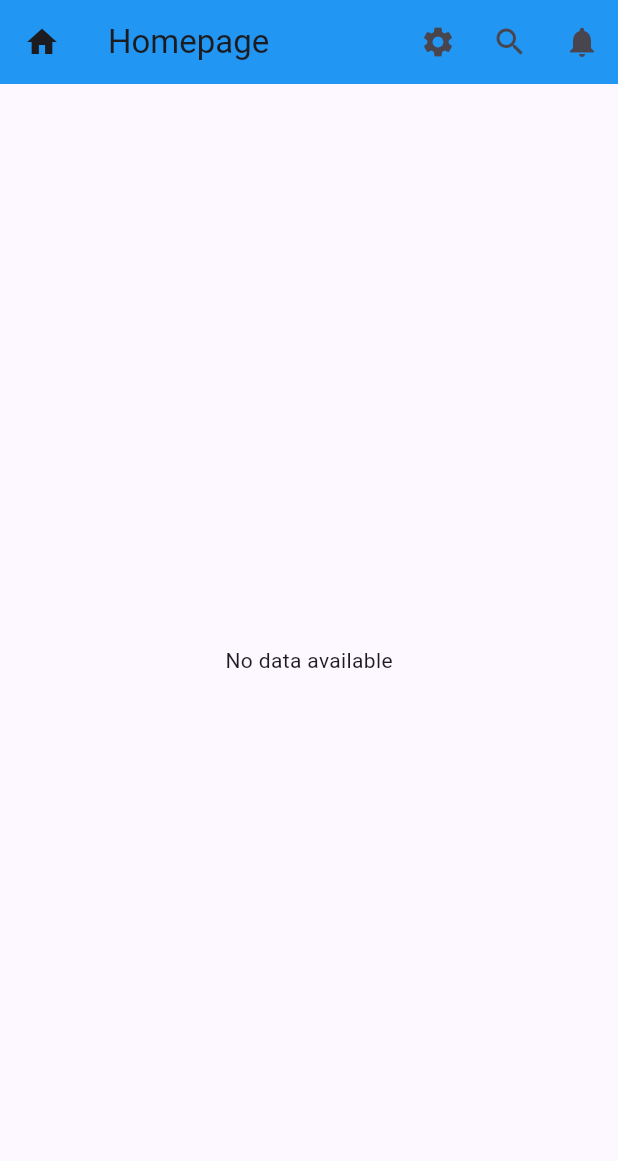
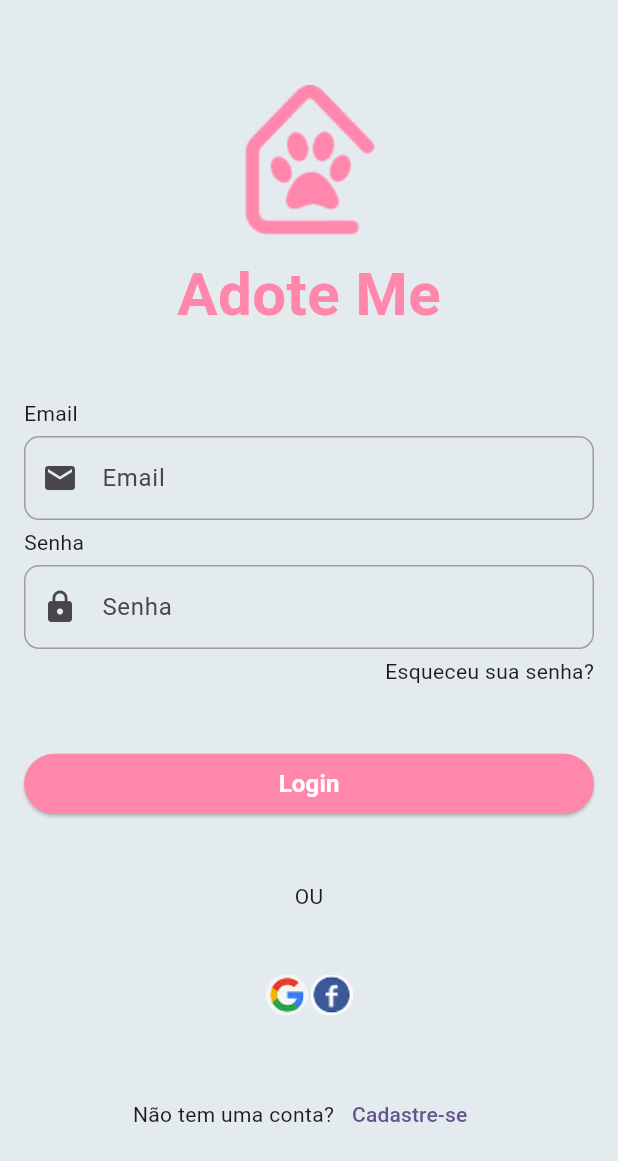
Before and after one commit to waltereidi/unimar_flutter, a Flutter app: the screen it shows after launch, on a phone screen of 412 x 824 dp. Shown: the top 1161 px of the screen. Run offline on Flutter 3.47's test engine with Material 3 defaults, Android fonts, the phone set to English and light mode, and no system bars.

Commit message:
part 1 manha - revisar e montar tela de login|

```diff
--- a/lib/main.dart
+++ b/lib/main.dart
@@ -2,7 +2,8 @@
 // Import the Flutter Material package
 // This package provides the Material Design widgets and themes.
 import 'package:flutter/material.dart';
-import 'package:unimar_sab_19/views/homepage/homepage.dart';
+import 'package:unimar_sab_19/views/login/login_page.dart';
+import 'package:unimar_sab_19/views/product/product_page.dart';
 
 void main() {
   runApp(const MyApp());
@@ -20,7 +21,7 @@ class MyApp extends StatelessWidget {
           seedColor: const Color.fromARGB(255, 91, 8, 234),
         ),
       ),
-      home: Homepage(),
+      home: LoginPage(),
     );
   }
 }
--- a/lib/models/user_app.dart
+++ b/lib/models/user_app.dart
@@ -1,11 +1,11 @@
 //? => aceita ser null
 
 class UserApp {
-  String? id;
+  String id;
   String? name;
   String? email;
   String? imageUrl;
   String? role;
 
-  UserApp({this.id, this.name, this.email, this.imageUrl, this.role});
+  UserApp({required this.id, this.name, this.email, this.imageUrl, this.role});
 }
--- /dev/null
+++ b/lib/views/login/login_page.dart
@@ -0,0 +1,106 @@
+import 'package:flutter/material.dart';
+import 'package:unimar_sab_19/views/login/utils/functions.dart';
+
+class LoginPage extends StatelessWidget {
+  const LoginPage({super.key});
+
+  @override
+  Widget build(BuildContext context) {
+    return Scaffold(
+      body: Container(
+        color: const Color.fromARGB(255, 228, 235, 238),
+        padding: const EdgeInsets.all(16.0),
+        child: Column(
+          mainAxisAlignment: MainAxisAlignment.spaceEvenly,
+          crossAxisAlignment: CrossAxisAlignment.center,
+          children: [
+            Column(
+              children: [
+                Image.asset("assets/images/logo.png"),
+                Text(
+                  "Adote Me",
+                  style: TextStyle(
+                    fontSize: 40,
+                    fontWeight: FontWeight.bold,
+                    color: Color(0xFFFF87AB),
+                  ),
+                ),
+              ],
+            ),
+
+            Column(
+              spacing: 5,
+              mainAxisAlignment: MainAxisAlignment.start,
+              crossAxisAlignment: CrossAxisAlignment.start,
+              children: [
+                Text("Email"),
+                TextField(
+                  decoration: inputDecoration(
+                    labelText: "Email",
+                    prefixIcon: Icon(Icons.email),
+                    hintText: "Digite seu email",
+                  ),
+                ),
+                Text("Senha"),
+                TextField(
+                  decoration: inputDecoration(
+                    labelText: "Senha",
+                    prefixIcon: Icon(Icons.lock),
+                    hintText: "Digite sua senha",
+                  ),
+                ),
+                GestureDetector(
+                  onTap: () => print("Esqueceu sua senha?"),
+                  child: Row(
+                    mainAxisAlignment: MainAxisAlignment.end,
+                    children: [Text("Esqueceu sua senha?")],
+                  ),
+                ),
+              ],
+            ),
+
+            SizedBox(
+              width: double.infinity,
+              child: ElevatedButton(
+                onPressed: () {},
+                style: ElevatedButton.styleFrom(
+                  backgroundColor: Color(0xFFFF87AB),
+                  shape: RoundedRectangleBorder(
+                    borderRadius: BorderRadius.circular(50.0),
+                  ),
+                ),
+                child: Text(
+                  "Login",
+                  style: TextStyle(
+                    color: Colors.white,
+                    fontSize: 16,
+                    fontWeight: FontWeight.bold,
+                  ),
+                ),
+              ),
+            ),
+            Text("OU"),
+            Row(
+              mainAxisAlignment: MainAxisAlignment.center,
+              children: [
+                Image.asset("assets/images/google.png", width: 30, height: 30),
+                Image.asset(
+                  "assets/images/facebook.png",
+                  width: 30,
+                  height: 30,
+                ),
+              ],
+            ),
+            Row(
+              mainAxisAlignment: MainAxisAlignment.center,
+              children: [
+                Text("Não tem uma conta?"),
+                TextButton(onPressed: () {}, child: Text("Cadastre-se")),
+              ],
+            ),
+          ],
+        ),
+      ),
+    );
+  }
+}
--- /dev/null
+++ b/lib/views/login/utils/functions.dart
@@ -0,0 +1,22 @@
+import 'package:flutter/material.dart';
+
+InputDecoration inputDecoration({
+  required String labelText,
+  String? hintText,
+  required Widget prefixIcon,
+}) {
+  return InputDecoration(
+    prefixIcon: prefixIcon,
+    enabledBorder: OutlineInputBorder(
+      borderSide: BorderSide(color: Colors.grey),
+      borderRadius: BorderRadius.circular(10.0),
+    ),
+    focusedBorder: OutlineInputBorder(
+      borderSide: BorderSide(color: Color(0xFFFF87AB)),
+      borderRadius: BorderRadius.circular(10.0),
+    ),
+    border: OutlineInputBorder(borderRadius: BorderRadius.circular(10.0)),
+    hintText: hintText,
+    labelText: labelText,
+  );
+}
--- /dev/null
+++ b/lib/views/product/product_page.dart
@@ -0,0 +1,19 @@
+import 'package:flutter/material.dart';
+
+class ProductPage extends StatelessWidget {
+  const ProductPage({super.key});
+
+  @override
+  Widget build(BuildContext context) {
+    return Scaffold(
+      appBar: AppBar(title: Text('Product Page')),
+      body: Row(
+        children: [
+          Expanded(child: Image.asset("assets/images/image1.jpg")),
+          Expanded(child: Image.asset("assets/images/image2.jpg")),
+          Expanded(child: Image.asset("assets/images/image3.jpg")),
+        ],
+      ),
+    );
+  }
+}
```
Also changed, not shown: assets/images/facebook.png (added), assets/images/google.png (added), assets/images/image1.jpg (added), assets/images/image2.jpg (added), assets/images/image3.jpg (added), assets/images/logo.png (added), 1 other file.
